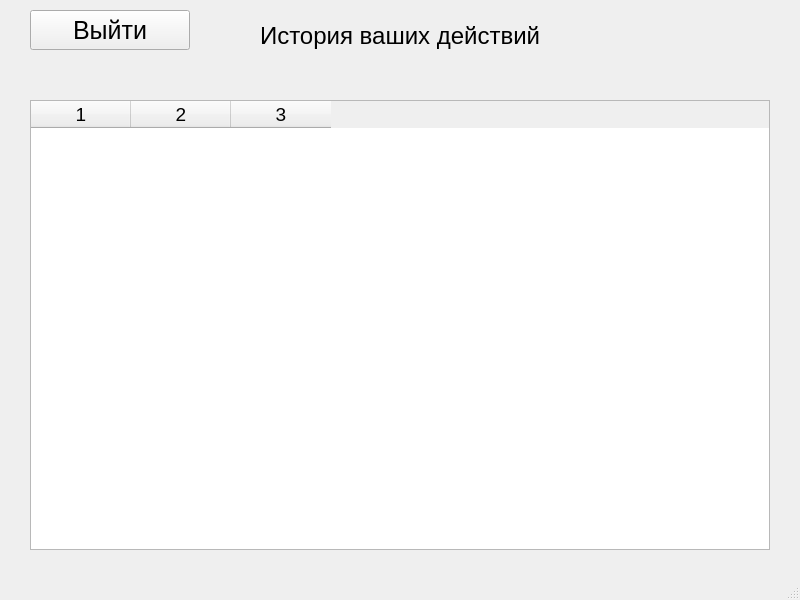
The window that data/design/form_history.ui (PolkovnikovPavel/collection_lfk) describes before a commit, drawn with Qt 5.
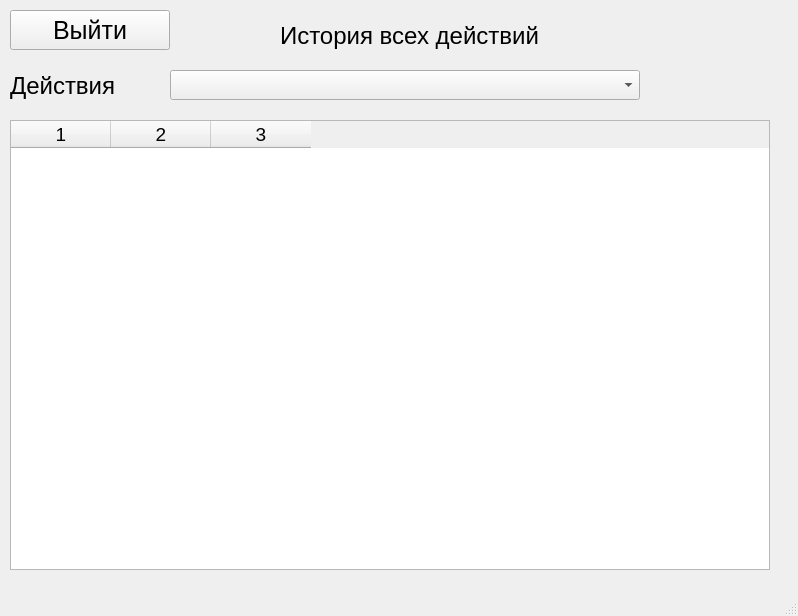
The same window after the commit.

Commit message: fix any bags and start history

Diff of the .ui file:
```diff
--- a/data/design/form_history.ui
+++ b/data/design/form_history.ui
@@ -6,8 +6,8 @@
    <rect>
     <x>0</x>
     <y>0</y>
-    <width>800</width>
-    <height>600</height>
+    <width>798</width>
+    <height>616</height>
    </rect>
   </property>
   <property name="windowTitle">
@@ -17,9 +17,9 @@
    <widget class="QTableWidget" name="main_table">
     <property name="geometry">
      <rect>
-      <x>30</x>
-      <y>100</y>
-      <width>740</width>
+      <x>10</x>
+      <y>120</y>
+      <width>760</width>
       <height>450</height>
      </rect>
     </property>
@@ -41,7 +41,7 @@
    <widget class="QPushButton" name="exit_button">
     <property name="geometry">
      <rect>
-      <x>30</x>
+      <x>10</x>
       <y>10</y>
       <width>160</width>
       <height>40</height>
@@ -59,7 +59,7 @@
    <widget class="QLabel" name="label">
     <property name="geometry">
      <rect>
-      <x>260</x>
+      <x>280</x>
       <y>20</y>
       <width>350</width>
       <height>31</height>
@@ -71,7 +71,58 @@
      </font>
     </property>
     <property name="text">
-     <string>История ваших действий</string>
+     <string>История всех действий</string>
+    </property>
+   </widget>
+   <widget class="QComboBox" name="who_to_show">
+    <property name="geometry">
+     <rect>
+      <x>170</x>
+      <y>70</y>
+      <width>470</width>
+      <height>30</height>
+     </rect>
+    </property>
+    <property name="font">
+     <font>
+      <pointsize>15</pointsize>
+     </font>
+    </property>
+    <property name="styleSheet">
+     <string notr="true"/>
+    </property>
+    <property name="currentText">
+     <string/>
+    </property>
+    <property name="maxVisibleItems">
+     <number>20</number>
+    </property>
+    <property name="sizeAdjustPolicy">
+     <enum>QComboBox::AdjustToContentsOnFirstShow</enum>
+    </property>
+    <property name="iconSize">
+     <size>
+      <width>16</width>
+      <height>16</height>
+     </size>
+    </property>
+   </widget>
+   <widget class="QLabel" name="label_6">
+    <property name="geometry">
+     <rect>
+      <x>10</x>
+      <y>70</y>
+      <width>160</width>
+      <height>31</height>
+     </rect>
+    </property>
+    <property name="font">
+     <font>
+      <pointsize>18</pointsize>
+     </font>
+    </property>
+    <property name="text">
+     <string>Действия</string>
     </property>
    </widget>
   </widget>
```
Left out of the diff: 4 changed lines with no effect on the pictures. The commit also changes 12 other files.
